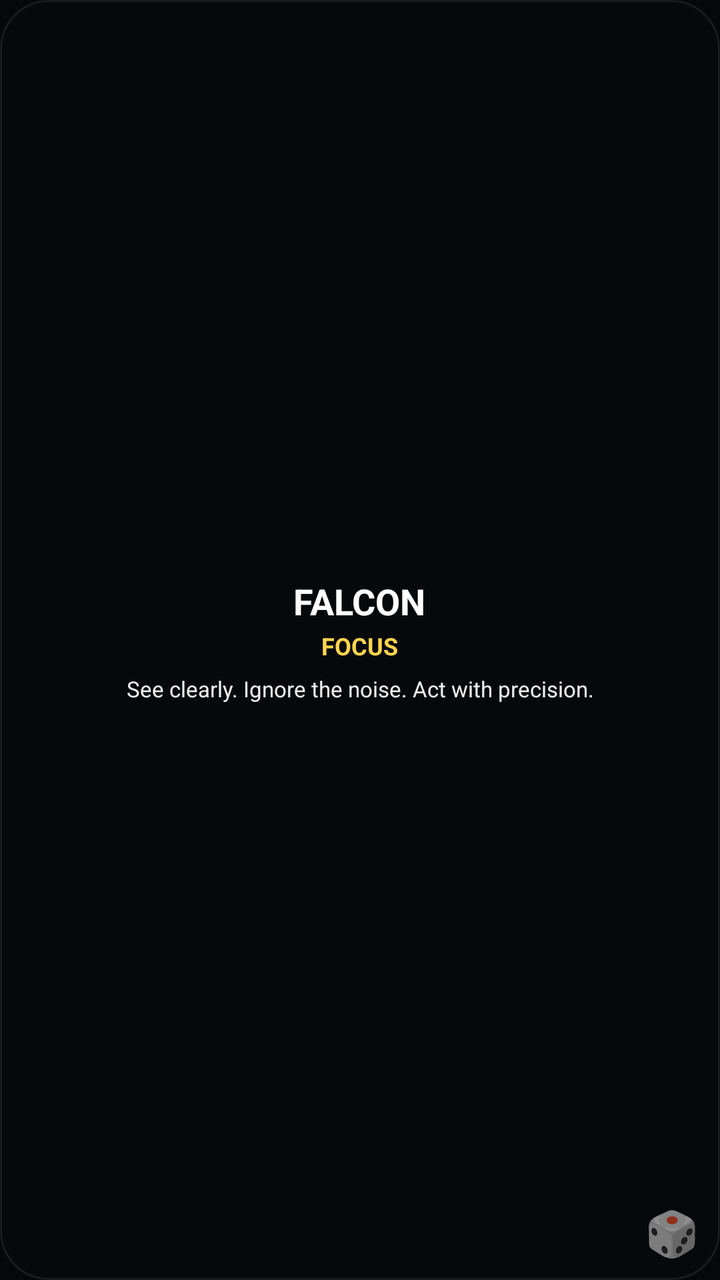
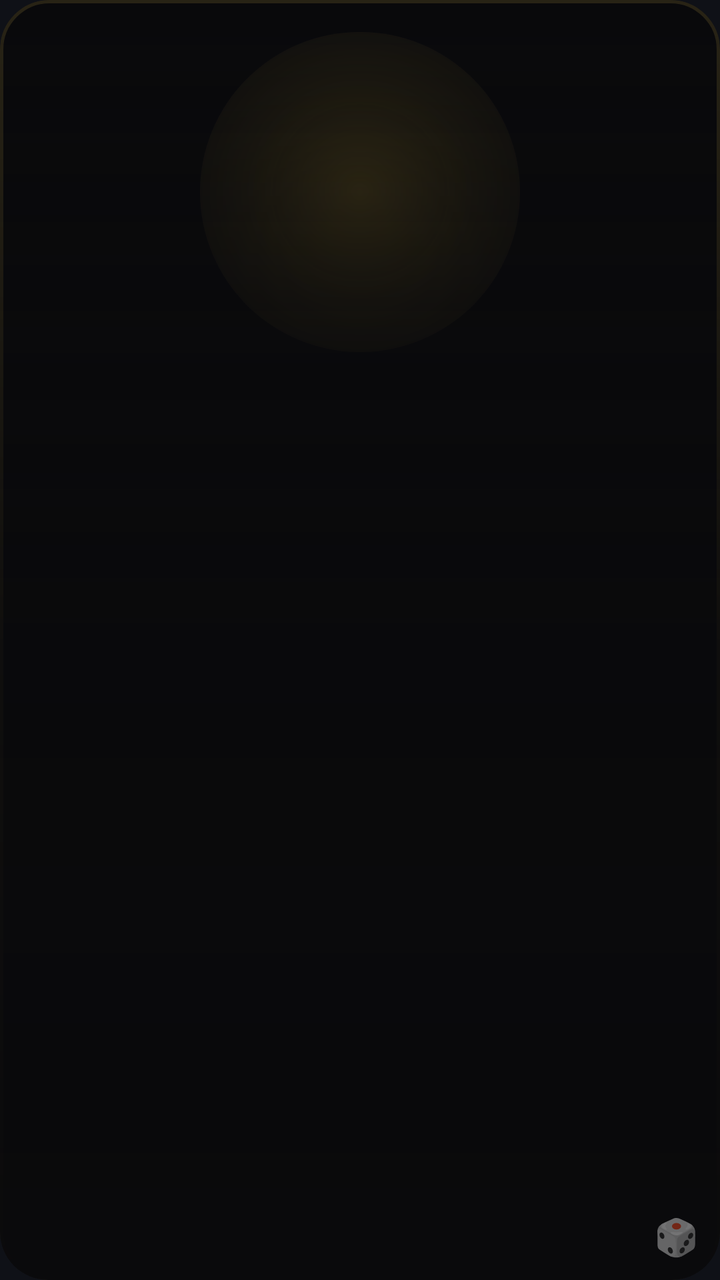

Before-and-after screenshots of an Android layout around one commit, followed by the original layout XML and the change that was made.
<!-- AndroidManifest.xml: application theme Theme.SpiritAnimal -->
<!-- res/layout/widget_spirit_animal.xml -->
<?xml version="1.0" encoding="utf-8"?>
<FrameLayout xmlns:android="http://schemas.android.com/apk/res/android"
    android:id="@+id/widget_root"
    android:layout_width="match_parent"
    android:layout_height="match_parent"
    android:background="@drawable/widget_bg">

    <ImageView
        android:id="@+id/iv_animal"
        android:layout_width="match_parent"
        android:layout_height="match_parent"
        android:scaleType="centerCrop" />

    <LinearLayout
        android:layout_width="match_parent"
        android:layout_height="match_parent"
        android:orientation="vertical"
        android:gravity="center"
        android:padding="16dp"
        android:background="#99000000">

        <TextView
            android:id="@+id/tv_animal_name"
            android:layout_width="wrap_content"
            android:layout_height="wrap_content"
            android:text="FALCON"
            android:textColor="#FFFFFF"
            android:textSize="18sp"
            android:textStyle="bold" />

        <TextView
            android:id="@+id/tv_mentality"
            android:layout_width="wrap_content"
            android:layout_height="wrap_content"
            android:layout_marginTop="2dp"
            android:text="FOCUS"
            android:textColor="#FFD54F"
            android:textSize="12sp"
            android:textStyle="bold" />

        <TextView
            android:id="@+id/tv_quote"
            android:layout_width="match_parent"
            android:layout_height="wrap_content"
            android:layout_marginTop="6dp"
            android:gravity="center"
            android:text="See clearly. Ignore the noise. Act with precision."
            android:textColor="#EEEEEE"
            android:textSize="11sp" />
    </LinearLayout>

    <TextView
        android:id="@+id/btn_randomize"
        android:layout_width="48dp"
        android:layout_height="48dp"
        android:layout_gravity="bottom|end"
        android:gravity="center"
        android:text="🎲"
        android:textSize="22sp" />
</FrameLayout>
<!-- resources referenced by this layout -->
<resources>
  <!-- drawable widget_bg (drawable) -->
  <?xml version="1.0" encoding="utf-8"?>
  <shape xmlns:android="http://schemas.android.com/apk/res/android">
      <solid android:color="#12141A" />
      <corners android:radius="24dp" />
      <stroke android:width="1dp" android:color="#33FFFFFF" />
  </shape>
  <style name="Theme.SpiritAnimal" parent="Theme.MaterialComponents.DayNight.NoActionBar">
          <item name="android:windowBackground">#0F1117</item>
      </style>
</resources>

<!-- the commit's change to res/layout/widget_spirit_animal.xml (unified diff, before → after) -->
@@ -3,58 +3,64 @@
     android:id="@+id/widget_root"
     android:layout_width="match_parent"
     android:layout_height="match_parent"
-    android:background="@drawable/widget_bg">
+    android:background="@drawable/widget_bg"
+    android:clipToOutline="true">
+
+    <View
+        android:layout_width="160dp"
+        android:layout_height="160dp"
+        android:layout_gravity="center_horizontal|top"
+        android:layout_marginTop="16dp"
+        android:background="@drawable/ambient_glow" />
 
     <ImageView
         android:id="@+id/iv_animal"
+        android:layout_width="140dp"
+        android:layout_height="140dp"
+        android:layout_gravity="center_horizontal|top"
+        android:layout_marginTop="26dp"
+        android:scaleType="fitCenter" />
+
+    <View
         android:layout_width="match_parent"
         android:layout_height="match_parent"
-        android:scaleType="centerCrop" />
+        android:background="@drawable/scrim_bottom" />
 
     <LinearLayout
         android:layout_width="match_parent"
-        android:layout_height="match_parent"
+        android:layout_height="wrap_content"
+        android:layout_gravity="bottom"
         android:orientation="vertical"
-        android:gravity="center"
-        android:padding="16dp"
-        android:background="#99000000">
-
-        <TextView
-            android:id="@+id/tv_animal_name"
-            android:layout_width="wrap_content"
-            android:layout_height="wrap_content"
-            android:text="FALCON"
-            android:textColor="#FFFFFF"
-            android:textSize="18sp"
-            android:textStyle="bold" />
+        android:paddingStart="16dp"
+        android:paddingEnd="46dp"
+        android:paddingBottom="16dp">
 
         <TextView
             android:id="@+id/tv_mentality"
             android:layout_width="wrap_content"
             android:layout_height="wrap_content"
-            android:layout_marginTop="2dp"
-            android:text="FOCUS"
-            android:textColor="#FFD54F"
+            android:textColor="#D4AF37"
             android:textSize="12sp"
-            android:textStyle="bold" />
+            android:textStyle="bold"
+            android:letterSpacing="0.14" />
 
         <TextView
             android:id="@+id/tv_quote"
             android:layout_width="match_parent"
             android:layout_height="wrap_content"
-            android:layout_marginTop="6dp"
-            android:gravity="center"
-            android:text="See clearly. Ignore the noise. Act with precision."
-            android:textColor="#EEEEEE"
-            android:textSize="11sp" />
+            android:layout_marginTop="3dp"
+            android:textColor="#ECEFF1"
+            android:textSize="10.5sp"
+            android:lineSpacingExtra="1.5dp" />
     </LinearLayout>
 
     <TextView
         android:id="@+id/btn_randomize"
-        android:layout_width="48dp"
-        android:layout_height="48dp"
+        android:layout_width="44dp"
+        android:layout_height="44dp"
         android:layout_gravity="bottom|end"
         android:gravity="center"
         android:text="🎲"
-        android:textSize="22sp" />
+        android:alpha="0.8"
+        android:textSize="18sp" />
 </FrameLayout>
<!-- resource entries referenced after the edit -->
@@ -1,11 +1,31 @@
 <!-- resources referenced by this layout -->
 <resources>
+  <!-- drawable ambient_glow (drawable) -->
+  <?xml version="1.0" encoding="utf-8"?>
+  <shape xmlns:android="http://schemas.android.com/apk/res/android" android:shape="oval">
+      <gradient
+          android:type="radial"
+          android:gradientRadius="70%p"
+          android:startColor="#33D4AF37"
+          android:centerColor="#15D4AF37"
+          android:endColor="#00000000" />
+  </shape>
+  <!-- drawable scrim_bottom (drawable) -->
+  <?xml version="1.0" encoding="utf-8"?>
+  <shape xmlns:android="http://schemas.android.com/apk/res/android">
+      <gradient
+          android:angle="270"
+          android:startColor="#0009090B"
+          android:centerColor="#CC09090B"
+          android:endColor="#FA09090B"
+          android:centerY="0.5" />
+  </shape>
   <!-- drawable widget_bg (drawable) -->
   <?xml version="1.0" encoding="utf-8"?>
-  <shape xmlns:android="http://schemas.android.com/apk/res/android">
-      <solid android:color="#12141A" />
+  <shape xmlns:android="http://schemas.android.com/apk/res/android" android:shape="rectangle">
+      <solid android:color="#09090B" />
       <corners android:radius="24dp" />
-      <stroke android:width="1dp" android:color="#33FFFFFF" />
+      <stroke android:width="1.5dp" android:color="#282315" />
   </shape>
   <style name="Theme.SpiritAnimal" parent="Theme.MaterialComponents.DayNight.NoActionBar">
           <item name="android:windowBackground">#0F1117</item>
